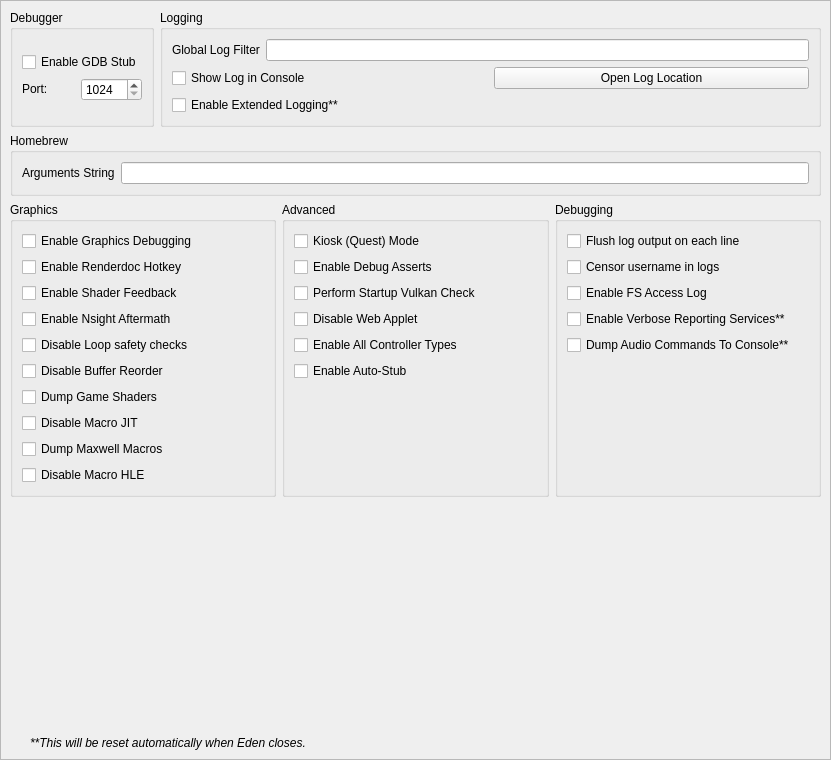
This is src/yuzu/configuration/configure_debug.ui in rorrim-rorrim/eden-alt as Qt 5 draws it before an edit. The edited form follows.
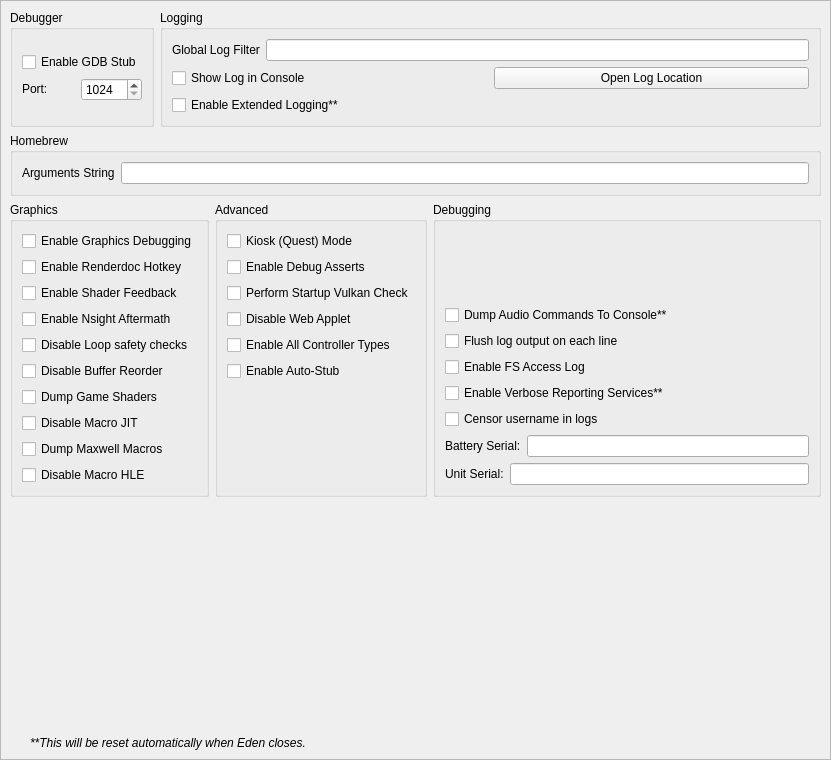
This is the edited form.

Commit message: [qt, settings] allow to set custom serial

```diff
--- a/src/yuzu/configuration/configure_debug.ui
+++ b/src/yuzu/configuration/configure_debug.ui
@@ -467,7 +467,87 @@
          <string>Debugging</string>
         </property>
         <layout class="QGridLayout" name="gridLayout_3">
+         <item row="6" column="0">
+          <widget class="QWidget" name="serial_battery_widget" native="true">
+           <property name="sizePolicy">
+            <sizepolicy hsizetype="Preferred" vsizetype="Maximum">
+             <horstretch>0</horstretch>
+             <verstretch>0</verstretch>
+            </sizepolicy>
+           </property>
+           <layout class="QHBoxLayout" name="horizontalLayout_11">
+            <property name="leftMargin">
+             <number>0</number>
+            </property>
+            <property name="topMargin">
+             <number>0</number>
+            </property>
+            <property name="rightMargin">
+             <number>0</number>
+            </property>
+            <property name="bottomMargin">
+             <number>0</number>
+            </property>
+            <item>
+             <widget class="QLabel" name="label_12">
+              <property name="sizePolicy">
+               <sizepolicy hsizetype="Preferred" vsizetype="Preferred">
+                <horstretch>0</horstretch>
+                <verstretch>0</verstretch>
+               </sizepolicy>
+              </property>
+              <property name="text">
+               <string>Battery Serial:</string>
+              </property>
+             </widget>
+            </item>
+            <item>
+             <widget class="QLineEdit" name="serial_battery_edit"/>
+            </item>
+           </layout>
+          </widget>
+         </item>
          <item row="7" column="0">
+          <widget class="QWidget" name="serial_board_widget" native="true">
+           <property name="sizePolicy">
+            <sizepolicy hsizetype="Preferred" vsizetype="Maximum">
+             <horstretch>0</horstretch>
+             <verstretch>0</verstretch>
+            </sizepolicy>
+           </property>
+           <layout class="QHBoxLayout" name="horizontalLayout_12">
+            <property name="leftMargin">
+             <number>0</number>
+            </property>
+            <property name="topMargin">
+             <number>0</number>
+            </property>
+            <property name="rightMargin">
+             <number>0</number>
+            </property>
+            <property name="bottomMargin">
+             <number>0</number>
+            </property>
+            <item>
+             <widget class="QLabel" name="label_13">
+              <property name="sizePolicy">
+               <sizepolicy hsizetype="Preferred" vsizetype="Preferred">
+                <horstretch>0</horstretch>
+                <verstretch>0</verstretch>
+               </sizepolicy>
+              </property>
+              <property name="text">
+               <string>Unit Serial:</string>
+              </property>
+             </widget>
+            </item>
+            <item>
+             <widget class="QLineEdit" name="serial_board_edit"/>
+            </item>
+           </layout>
+          </widget>
+         </item>
+         <item row="0" column="0">
           <spacer name="verticalSpacer_3">
            <property name="orientation">
             <enum>Qt::Orientation::Vertical</enum>
@@ -483,7 +563,7 @@
            </property>
           </spacer>
          </item>
-         <item row="5" column="0">
+         <item row="1" column="0">
           <widget class="QCheckBox" name="dump_audio_commands">
            <property name="toolTip">
             <string>Enable this to output the latest generated audio command list to the console. Only affects games using the audio renderer.</string>
@@ -493,14 +573,14 @@
            </property>
           </widget>
          </item>
-         <item row="0" column="0">
+         <item row="2" column="0">
           <widget class="QCheckBox" name="flush_line">
            <property name="text">
             <string>Flush log output on each line</string>
            </property>
           </widget>
          </item>
-         <item row="2" column="0">
+         <item row="3" column="0">
           <widget class="QCheckBox" name="fs_access_log">
            <property name="text">
             <string>Enable FS Access Log</string>
@@ -514,7 +594,7 @@
            </property>
           </widget>
          </item>
-         <item row="1" column="0">
+         <item row="5" column="0">
           <widget class="QCheckBox" name="censor_username">
            <property name="text">
             <string>Censor username in logs</string>
```
The commit also changes 6 other files.
